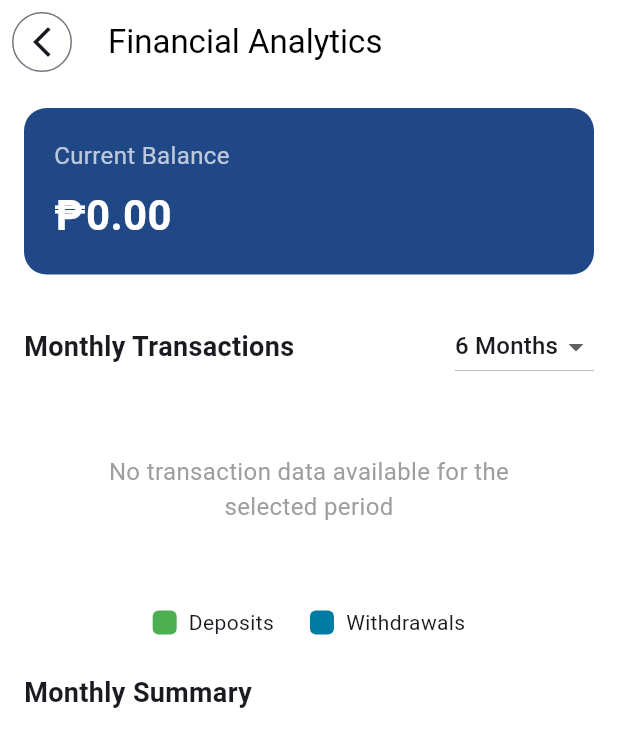
After one commit to Wrylin/FlowRite-Banking, a Flutter app: the SettingsPage screen opened directly, after a tap on "Financial Analytics", on a phone screen of 412 x 824 dp. The commit adds this screen. Shown: the top 747 px of the screen. Run offline on Flutter 3.47's test engine with Material 3 defaults, Android fonts, the phone set to English and light mode, and no system bars; our stand-ins replace cloud_firestore, firebase_auth, firebase_core, fl_chart, google_sign_in; accounts and stored records are empty.

Commit message:
added financial analytics

```diff
--- /dev/null
+++ b/lib/pages/Analytics.dart
@@ -0,0 +1,521 @@
+import 'package:flutter/material.dart';
+import 'package:cloud_firestore/cloud_firestore.dart';
+import 'package:firebase_auth/firebase_auth.dart';
+import 'package:fl_chart/fl_chart.dart';
+import 'package:intl/intl.dart';
+
+class MonthlyTransactionData {
+  final DateTime month;
+  final double deposits;
+  final double withdrawals;
+
+  MonthlyTransactionData({
+    required this.month,
+    required this.deposits,
+    required this.withdrawals,
+  });
+}
+
+class AnalyticsPage extends StatefulWidget {
+  const AnalyticsPage({Key? key}) : super(key: key);
+
+  @override
+  _AnalyticsPageState createState() => _AnalyticsPageState();
+}
+
+class _AnalyticsPageState extends State<AnalyticsPage> {
+  bool isLoading = true;
+  String? errorMessage;
+  List<MonthlyTransactionData> monthlyData = [];
+  double currentBalance = 0.0;
+
+  // For filtering
+  int selectedMonthsRange = 6; // Default to 6 months
+
+  @override
+  void initState() {
+    super.initState();
+    _loadTransactionData();
+    _loadCurrentBalance();
+  }
+
+  Future<void> _loadCurrentBalance() async {
+    try {
+      final user = FirebaseAuth.instance.currentUser;
+      if (user != null) {
+        final bankDoc = await FirebaseFirestore.instance
+            .collection('bank-account')
+            .doc(user.uid)
+            .get();
+
+        if (bankDoc.exists) {
+          setState(() {
+            currentBalance = (bankDoc.data()?['balance'] ?? 0).toDouble();
+          });
+        }
+      }
+    } catch (e) {
+      print('Error loading balance: $e');
+    }
+  }
+
+  Future<void> _loadTransactionData() async {
+    setState(() {
+      isLoading = true;
+      errorMessage = null;
+    });
+
+    try {
+      final user = FirebaseAuth.instance.currentUser;
+
+      if (user != null) {
+        // Get current date and calculate date range
+        final now = DateTime.now();
+        final startDate = DateTime(now.year, now.month - selectedMonthsRange, 1);
+
+        // Modified query to avoid the composite index requirement
+        // First, get all user transactions
+        final querySnapshot = await FirebaseFirestore.instance
+            .collection('transactions')
+            .where('userId', isEqualTo: user.uid)
+            .get();
+
+        // Then filter by date in memory
+        final filteredDocs = querySnapshot.docs.where((doc) {
+          final timestamp = doc.data()['timestamp'] as Timestamp;
+          return timestamp.toDate().isAfter(startDate);
+        }).toList();
+
+        // Sort the filtered docs by timestamp
+        filteredDocs.sort((a, b) {
+          final timestampA = a.data()['timestamp'] as Timestamp;
+          final timestampB = b.data()['timestamp'] as Timestamp;
+          return timestampA.compareTo(timestampB);
+        });
+
+        // Process transactions into monthly data
+        final Map<String, MonthlyTransactionData> monthlyMap = {};
+
+        for (var doc in filteredDocs) {
+          final data = doc.data();
+          final timestamp = data['timestamp'] as Timestamp;
+          final date = timestamp.toDate();
+          final amount = (data['amount'] as num).toDouble();
+          final type = data['type'] as String;
+
+          // Create a key for the month (YYYY-MM)
+          final monthKey = '${date.year}-${date.month.toString().padLeft(2, '0')}';
+
+          // Initialize or update monthly data
+          if (!monthlyMap.containsKey(monthKey)) {
+            monthlyMap[monthKey] = MonthlyTransactionData(
+              month: DateTime(date.year, date.month, 1),
+              deposits: type == 'deposit' ? amount : 0,
+              withdrawals: type == 'withdraw' ? amount : 0,
+            );
+          } else {
+            final currentData = monthlyMap[monthKey]!;
+            if (type == 'deposit') {
+              monthlyMap[monthKey] = MonthlyTransactionData(
+                month: currentData.month,
+                deposits: currentData.deposits + amount,
+                withdrawals: currentData.withdrawals,
+              );
+            } else if (type == 'withdraw') {
+              monthlyMap[monthKey] = MonthlyTransactionData(
+                month: currentData.month,
+                deposits: currentData.deposits,
+                withdrawals: currentData.withdrawals + amount,
+              );
+            }
+          }
+        }
+
+        // Convert map to sorted list
+        final sortedData = monthlyMap.values.toList()
+          ..sort((a, b) => a.month.compareTo(b.month));
+
+        setState(() {
+          monthlyData = sortedData;
+          isLoading = false;
+        });
+      } else {
+        setState(() {
+          errorMessage = "No user is signed in";
+          isLoading = false;
+        });
+      }
+    } catch (e) {
+      print('Error loading transaction data: $e');
+      setState(() {
+        errorMessage = "Error: $e";
+        isLoading = false;
+      });
+    }
+  }
+
+  String _formatCurrency(double amount) {
+    String amountStr = amount.toStringAsFixed(2);
+    List<String> parts = amountStr.split('.');
+
+    // Format money with comma
+    String wholeNumber = parts[0];
+    String result = '';
+
+    for (int i = 0; i < wholeNumber.length; i++) {
+      if (i > 0 && (wholeNumber.length - i) % 3 == 0) {
+        result += ',';
+      }
+      result += wholeNumber[i];
+    }
+
+    // Add decimal part back
+    return '₱$result.${parts[1]}';
+  }
+
+  @override
+  Widget build(BuildContext context) {
+    return Scaffold(
+      backgroundColor: Colors.white,
+      appBar: AppBar(
+        backgroundColor: Colors.white,
+        title: const Text(
+          "Financial Analytics",
+          style: TextStyle(color: Colors.black),
+        ),
+        leading: IconButton.outlined(
+          onPressed: () {
+            Navigator.pop(context);
+          },
+          icon: const Icon(Icons.arrow_back_ios_new),
+        ),
+        elevation: 0,
+      ),
+      body: isLoading
+          ? const Center(child: CircularProgressIndicator())
+          : errorMessage != null
+          ? Center(child: Text("Error: $errorMessage"))
+          : SingleChildScrollView(
+        padding: const EdgeInsets.all(16.0),
+        child: Column(
+          crossAxisAlignment: CrossAxisAlignment.start,
+          children: [
+            // Balance Card
+            Container(
+              width: double.infinity,
+              padding: const EdgeInsets.all(20),
+              decoration: BoxDecoration(
+                color: const Color(0xFF204887),
+                borderRadius: BorderRadius.circular(15),
+              ),
+              child: Column(
+                crossAxisAlignment: CrossAxisAlignment.start,
+                children: [
+                  const Text(
+                    "Current Balance",
+                    style: TextStyle(
+                      color: Colors.white70,
+                      fontSize: 16,
+                    ),
+                  ),
+                  const SizedBox(height: 8),
+                  Text(
+                    _formatCurrency(currentBalance),
+                    style: const TextStyle(
+                      color: Colors.white,
+                      fontSize: 28,
+                      fontWeight: FontWeight.bold,
+                    ),
+                  ),
+                ],
+              ),
+            ),
+
+            const SizedBox(height: 24),
+
+            // Time range selector
+            Row(
+              mainAxisAlignment: MainAxisAlignment.spaceBetween,
+              children: [
+                const Text(
+                  "Monthly Transactions",
+                  style: TextStyle(
+                    fontSize: 18,
+                    fontWeight: FontWeight.bold,
+                  ),
+                ),
+                DropdownButton<int>(
+                  value: selectedMonthsRange,
+                  items: const [
+                    DropdownMenuItem(value: 3, child: Text("3 Months")),
+                    DropdownMenuItem(value: 6, child: Text("6 Months")),
+                    DropdownMenuItem(value: 12, child: Text("1 Year")),
+                  ],
+                  onChanged: (value) {
+                    if (value != null) {
+                      setState(() {
+                        selectedMonthsRange = value;
+                      });
+                      _loadTransactionData();
+                    }
+                  },
+                ),
+              ],
+            ),
+
+            const SizedBox(height: 16),
+
+            // Chart
+            monthlyData.isEmpty
+                ? const Center(
+              child: Padding(
+                padding: EdgeInsets.all(32.0),
+                child: Text(
+                  "No transaction data available for the selected period",
+                  textAlign: TextAlign.center,
+                  style: TextStyle(
+                    color: Colors.grey,
+                    fontSize: 16,
+                  ),
+                ),
+              ),
+            )
+                : Container(
+              height: 300,
+              padding: const EdgeInsets.all(16),
+              decoration: BoxDecoration(
+                color: Colors.white,
+                borderRadius: BorderRadius.circular(12),
+                boxShadow: [
+                  BoxShadow(
+                    color: Colors.grey.withOpacity(0.1),
+                    spreadRadius: 2,
+                    blurRadius: 5,
+                    offset: const Offset(0, 3),
+                  ),
+                ],
+              ),
+              child: BarChart(
+                BarChartData(
+                  alignment: BarChartAlignment.spaceAround,
+                  maxY: _calculateMaxY(),
+                  barTouchData: BarTouchData(
+                    enabled: true,
+                    touchTooltipData: BarTouchTooltipData(
+                      tooltipBgColor: Colors.blueGrey.withOpacity(0.8),
+                      tooltipPadding: const EdgeInsets.all(8),
+                      tooltipMargin: 8,
+                      getTooltipItem: (group, groupIndex, rod, rodIndex) {
+                        String type = rodIndex == 0 ? 'Deposits' : 'Withdrawals';
+                        String value = _formatCurrency(rod.toY);
+                        return BarTooltipItem(
+                          '$type: $value',
+                          const TextStyle(color: Colors.white),
+                        );
+                      },
+                    ),
+                  ),
+                  titlesData: FlTitlesData(
+                    show: true,
+                    bottomTitles: AxisTitles(
+                      sideTitles: SideTitles(
+                        showTitles: true,
+                        getTitlesWidget: (value, meta) {
+                          if (value < 0 || value >= monthlyData.length) {
+                            return const SizedBox.shrink();
+                          }
+                          final month = monthlyData[value.toInt()].month;
+                          return Padding(
+                            padding: const EdgeInsets.only(top: 8.0),
+                            child: Text(
+                              DateFormat('MMM').format(month),
+                              style: const TextStyle(
+                                color: Colors.black,
+                                fontWeight: FontWeight.bold,
+                                fontSize: 12,
+                              ),
+                            ),
+                          );
+                        },
+                        reservedSize: 30,
+                      ),
+                    ),
+                    leftTitles: AxisTitles(
+                      sideTitles: SideTitles(
+                        showTitles: true,
+                        getTitlesWidget: (value, meta) {
+                          if (value == 0) return const SizedBox.shrink();
+                          return Text(
+                            '₱${value.toInt()}',
+                            style: const TextStyle(
+                              color: Colors.grey,
+                              fontSize: 10,
+                            ),
+                          );
+                        },
+                        reservedSize: 40,
+                      ),
+                    ),
+                    rightTitles: const AxisTitles(
+                      sideTitles: SideTitles(showTitles: false),
+                    ),
+                    topTitles: const AxisTitles(
+                      sideTitles: SideTitles(showTitles: false),
+                    ),
+                  ),
+                  borderData: FlBorderData(
+                    show: false,
+                  ),
+                  barGroups: List.generate(
+                    monthlyData.length,
+                        (index) => BarChartGroupData(
+                      x: index,
+                      barRods: [
+                        BarChartRodData(
+                          toY: monthlyData[index].deposits,
+                          color: Colors.green,
+                          width: 16,
+                          borderRadius: const BorderRadius.only(
+                            topLeft: Radius.circular(4),
+                            topRight: Radius.circular(4),
+                          ),
+                        ),
+                        BarChartRodData(
+                          toY: monthlyData[index].withdrawals,
+                          color: const Color(0xFF007BA4),
+                          width: 16,
+                          borderRadius: const BorderRadius.only(
+                            topLeft: Radius.circular(4),
+                            topRight: Radius.circular(4),
+                          ),
+                        ),
+                      ],
+                    ),
+                  ),
+                ),
+              ),
+            ),
+
+            const SizedBox(height: 24),
+
+            // Legend
+            Row(
+              mainAxisAlignment: MainAxisAlignment.center,
+              children: [
+                _buildLegendItem("Deposits", Colors.green),
+                const SizedBox(width: 24),
+                _buildLegendItem("Withdrawals", const Color(0xFF007BA4)),
+              ],
+            ),
+
+            const SizedBox(height: 24),
+
+            // Monthly Summary
+            const Text(
+              "Monthly Summary",
+              style: TextStyle(
+                fontSize: 18,
+                fontWeight: FontWeight.bold,
+              ),
+            ),
+            const SizedBox(height: 16),
+
+            // Monthly summary list
+            ...monthlyData.reversed.map((data) => _buildMonthlySummaryItem(data)).toList(),
+          ],
+        ),
+      ),
+    );
+  }
+
+  Widget _buildLegendItem(String label, Color color) {
+    return Row(
+      children: [
+        Container(
+          width: 16,
+          height: 16,
+          decoration: BoxDecoration(
+            color: color,
+            borderRadius: BorderRadius.circular(4),
+          ),
+        ),
+        const SizedBox(width: 8),
+        Text(label),
+      ],
+    );
+  }
+
+  Widget _buildMonthlySummaryItem(MonthlyTransactionData data) {
+    final monthName = DateFormat('MMMM yyyy').format(data.month);
+    final netFlow = data.deposits - data.withdrawals;
+    final isPositive = netFlow >= 0;
+
+    return Card(
+      margin: const EdgeInsets.only(bottom: 12),
+      elevation: 1,
+      child: Padding(
+        padding: const EdgeInsets.all(16.0),
+        child: Column(
+          crossAxisAlignment: CrossAxisAlignment.start,
+          children: [
+            Text(
+              monthName,
+              style: const TextStyle(
+                fontWeight: FontWeight.bold,
+                fontSize: 16,
+              ),
+            ),
+            const SizedBox(height: 8),
+            Row(
+              mainAxisAlignment: MainAxisAlignment.spaceBetween,
+              children: [
+                Column(
+                  crossAxisAlignment: CrossAxisAlignment.start,
+                  children: [
+                    Text(
+                      "Deposits: ${_formatCurrency(data.deposits)}",
+                      style: const TextStyle(color: Colors.green),
+                    ),
+                    const SizedBox(height: 4),
+                    Text(
+                      "Withdrawals: ${_formatCurrency(data.withdrawals)}",
+                      style: const TextStyle(color: Color(0xFF007BA4)),
+                    ),
+                  ],
+                ),
+                Column(
+                  crossAxisAlignment: CrossAxisAlignment.end,
+                  children: [
+                    const Text("Net Flow:"),
+                    Text(
+                      _formatCurrency(netFlow.abs()),
+                      style: TextStyle(
+                        color: isPositive ? Colors.green : Colors.red,
+                        fontWeight: FontWeight.bold,
+                      ),
+                    ),
+                  ],
+                ),
+              ],
+            ),
+          ],
+        ),
+      ),
+    );
+  }
+
+  double _calculateMaxY() {
+    if (monthlyData.isEmpty) return 1000;
+
+    double maxDeposit = 0;
+    double maxWithdrawal = 0;
+
+    for (var data in monthlyData) {
+      if (data.deposits > maxDeposit) maxDeposit = data.deposits;
+      if (data.withdrawals > maxWithdrawal) maxWithdrawal = data.withdrawals;
+    }
+
+    // Return the maximum value plus some padding
+    return (maxDeposit > maxWithdrawal ? maxDeposit : maxWithdrawal) * 1.2;
+  }
+}
--- a/lib/pages/Settings.dart
+++ b/lib/pages/Settings.dart
@@ -4,6 +4,7 @@ import 'package:flowrite_banking/AuthService.dart';
 import 'package:flowrite_banking/pages/Userinfo.dart';
 import 'package:firebase_auth/firebase_auth.dart';
 import 'package:cloud_firestore/cloud_firestore.dart';
+import 'package:flowrite_banking/pages/Analytics.dart';
 
 class UserProfile {
   final String name;
@@ -167,15 +168,21 @@ class _SettingsPageState extends State<SettingsPage> {
                   ),
                   Divider(color: Colors.grey[200]),
                   ListTile(
+                    onTap: () {
+                      Navigator.push(
+                        context,
+                        MaterialPageRoute(builder: (context) => AnalyticsPage()),
+                      );
+                    },
                     leading: const CircleAvatar(
                       backgroundColor: Color.fromARGB(255, 239, 243, 245),
                       child: Icon(
-                        Icons.payment_outlined,
+                        Icons.analytics_outlined,
                         size: 22,
                         color: Color(0xFF007BA4),
                       ),
                     ),
-                    title: const Text("My Banking Details"),
+                    title: const Text("Financial Analytics"),
                     trailing: const Icon(Icons.arrow_forward_ios),
                   ),
                   Divider(color: Colors.grey[200]),
@@ -202,7 +209,7 @@ class _SettingsPageState extends State<SettingsPage> {
               child: ElevatedButton(
                 style: ButtonStyle(
                   backgroundColor:
-                  WidgetStateProperty.all<Color>(const Color(0xFF204887)),
+                  MaterialStateProperty.all<Color>(const Color(0xFF204887)),
                 ),
                 onPressed: () async {
                   await AuthService().signout();
--- a/pubspec.yaml
+++ b/pubspec.yaml
@@ -43,6 +43,7 @@ dependencies:
   google_sign_in: ^6.3.0
   cloud_firestore: ^5.6.7
   intl: ^0.20.2
+  fl_chart: ^0.63.0
 
 dev_dependencies:
   flutter_test:
```
Also changed, not shown: lib/pages/Dashboard.dart (+70 -17 lines), lib/pages/Transactions.dart (+12 -3 lines), lib/pages/Transfer.dart (+21 -19 lines), pubspec.lock.
